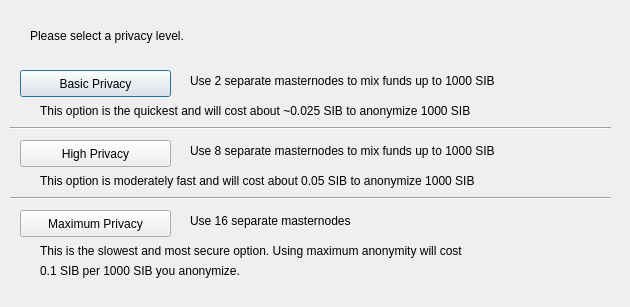
Qt form src/qt/forms/darksendconfig.ui (heliseus/sibcoin) before a commit.
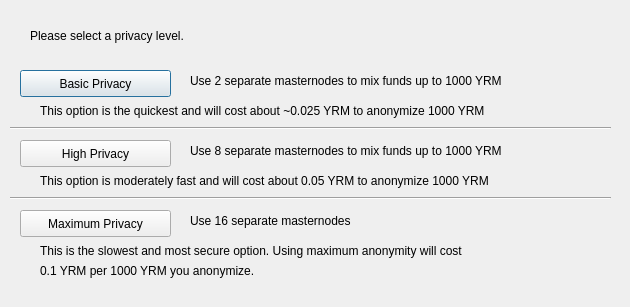
The same form after that commit.

The edit to the form file:
```diff
--- a/src/qt/forms/darksendconfig.ui
+++ b/src/qt/forms/darksendconfig.ui
@@ -75,7 +75,7 @@
     </rect>
    </property>
    <property name="text">
-    <string>Use 2 separate masternodes to mix funds up to 1000 SIB</string>
+    <string>Use 2 separate masternodes to mix funds up to 1000 YRM</string>
    </property>
   </widget>
   <widget class="QLabel" name="label_3">
@@ -88,7 +88,7 @@
     </rect>
    </property>
    <property name="text">
-    <string>Use 8 separate masternodes to mix funds up to 1000 SIB</string>
+    <string>Use 8 separate masternodes to mix funds up to 1000 YRM</string>
    </property>
   </widget>
   <widget class="QLabel" name="label_4">
@@ -114,7 +114,7 @@
     </rect>
    </property>
    <property name="text">
-    <string>This option is the quickest and will cost about ~0.025 SIB to anonymize 1000 SIB</string>
+    <string>This option is the quickest and will cost about ~0.025 YRM to anonymize 1000 YRM</string>
    </property>
   </widget>
   <widget class="QLabel" name="label_7">
@@ -127,7 +127,7 @@
     </rect>
    </property>
    <property name="text">
-    <string>This option is moderately fast and will cost about 0.05 SIB to anonymize 1000 SIB</string>
+    <string>This option is moderately fast and will cost about 0.05 YRM to anonymize 1000 YRM</string>
    </property>
   </widget>
   <widget class="QLabel" name="label_8">
@@ -153,7 +153,7 @@
     </rect>
    </property>
    <property name="text">
-    <string>0.1 SIB per 1000 SIB you anonymize.</string>
+    <string>0.1 YRM per 1000 YRM you anonymize.</string>
    </property>
   </widget>
   <widget class="Line" name="line">
```
